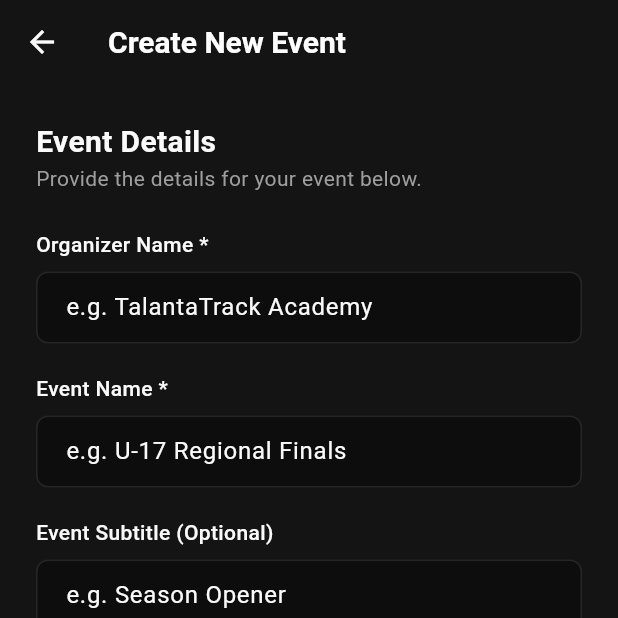
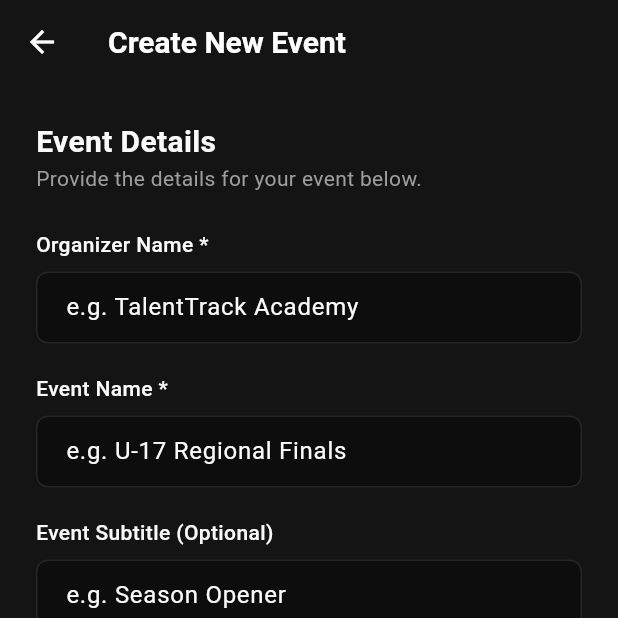
Before and after one commit to SolomonMuturi/Talantatrack, a Flutter app: the EventCreationFormScreen screen opened directly, on a phone screen of 412 x 824 dp, the top half of it. Run offline on Flutter 3.47's test engine with Material 3 defaults, Android fonts, the light colour scheme and no system bars; our stand-ins replace fl_chart.

Commit message:
Update event_creation_form_screen.dart

```diff
--- a/lib/screens/events/event_creation_form_screen.dart
+++ b/lib/screens/events/event_creation_form_screen.dart
@@ -42,7 +42,7 @@ class _EventCreationFormScreenState extends State<EventCreationFormScreen> {
               const Text('Provide the details for your event below.', style: TextStyle(color: Colors.grey)),
               const SizedBox(height: 24),
 
-              _buildTextField('Organizer Name *', _organizerController, 'e.g. TalantaTrack Academy'),
+              _buildTextField('Organizer Name *', _organizerController, 'e.g. TalentTrack Academy'),
               const SizedBox(height: 20),
               _buildTextField('Event Name *', _titleController, 'e.g. U-17 Regional Finals'),
               const SizedBox(height: 20),
```
